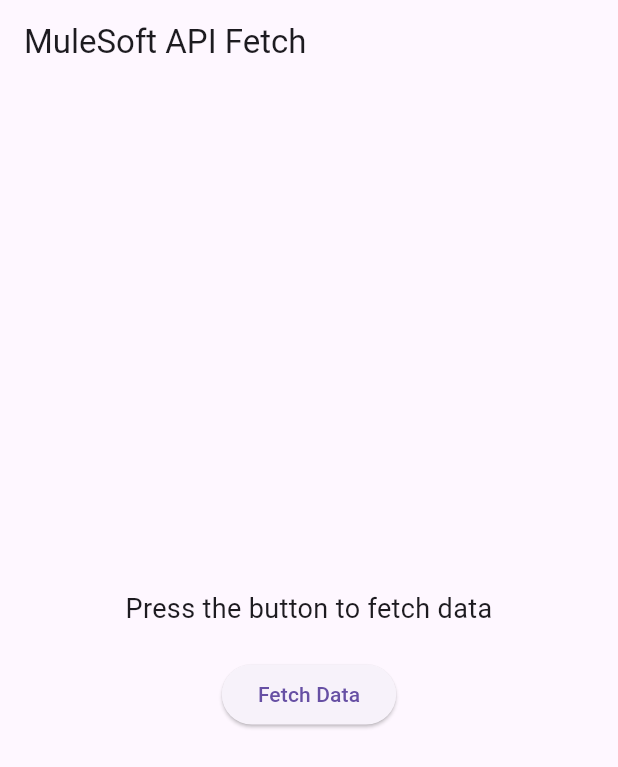
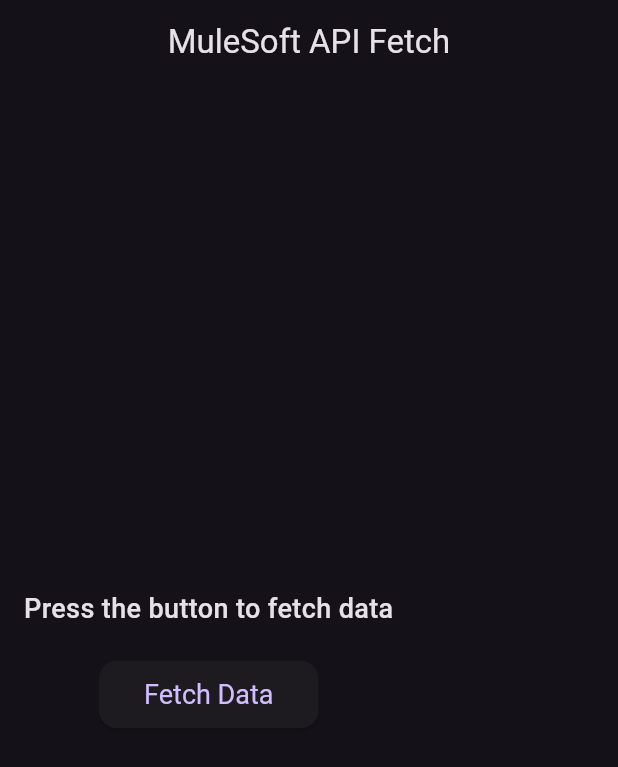
Before and after one commit to sarathgit123/mule-rep, a Flutter app: the screen it shows after launch, on a phone screen of 412 x 824 dp. Shown: the top 767 px of the screen. Run offline on Flutter 3.47's test engine with Material 3 defaults, Android fonts, the phone set to English and light mode, and no system bars.

Commit message:
inter face changed

```diff
--- a/lib/main.dart
+++ b/lib/main.dart
@@ -12,6 +12,7 @@
   Widget build(BuildContext context) {
     return MaterialApp(
       debugShowCheckedModeBanner: false,
+      theme: ThemeData.dark(), // Dark mode for modern look
       home: HomeScreen(),
     );
   }
@@ -24,25 +25,34 @@
 
 class _HomeScreenState extends State<HomeScreen> {
   String _responseText = "Press the button to fetch data";
+  int? _statusCode;
+  bool _isLoading = false; // Track loading state
 
   Future<void> fetchData() async {
-    final url = Uri.parse('https://9877-125-18-213-98.ngrok-free.app/hello/hi'); // Your MuleSoft API
+    setState(() {
+      _isLoading = true;
+      _responseText = "Fetching data...";
+      _statusCode = null;
+    });
+
+    final url = Uri.parse('https://bb50-125-18-213-98.ngrok-free.app/hello/hi'); // Your MuleSoft API
 
     try {
       final response = await http.get(url);
+      setState(() {
+        _statusCode = response.statusCode;
+      });
 
       if (response.statusCode == 200) {
         String contentType = response.headers['content-type'] ?? '';
 
         if (contentType.contains('application/json')) {
-          // Handle JSON Response
           final jsonResponse = jsonDecode(response.body);
           setState(() {
             _responseText = jsonResponse['message'] ?? "No message found";
           });
 
         } else if (contentType.contains('application/xml') || contentType.contains('text/xml')) {
-          // Handle XML Response
           final document = xml.XmlDocument.parse(response.body);
           final message = document.findAllElements('message').isNotEmpty
               ? document.findAllElements('message').single.text
@@ -52,7 +62,6 @@
           });
 
         } else {
-          // Handle Plain Text Response
           setState(() {
             _responseText = response.body.isNotEmpty ? response.body : "Empty response";
           });
@@ -60,32 +69,60 @@
 
       } else {
         setState(() {
-          _responseText = "Failed to load data (Error: ${response.statusCode})";
+          _responseText = "Error ${response.statusCode}: ${response.reasonPhrase}";
         });
       }
     } catch (e) {
       setState(() {
-        _responseText = "Error: $e";
+        _responseText = "Network Error: $e";
+        _statusCode = null;
       });
     }
+
+    setState(() {
+      _isLoading = false; // Stop loading
+    });
   }
 
   @override
   Widget build(BuildContext context) {
     return Scaffold(
-      appBar: AppBar(title: Text('MuleSoft API Fetch')),
-      body: Center(
+      appBar: AppBar(title: Text('MuleSoft API Fetch'), centerTitle: true),
+      body: Padding(
+        padding: const EdgeInsets.all(16.0),
         child: Column(
           mainAxisAlignment: MainAxisAlignment.center,
+          crossAxisAlignment: CrossAxisAlignment.center,
           children: [
-            Text(
-              _responseText,
-              textAlign: TextAlign.center,
-              style: TextStyle(fontSize: 18),
+            _isLoading
+                ? CircularProgressIndicator() // Show loader when fetching
+                : Column(
+              children: [
+                Text(
+                  _responseText,
+                  textAlign: TextAlign.center,
+                  style: TextStyle(fontSize: 18, fontWeight: FontWeight.w500),
+                ),
+                if (_statusCode != null) // Show status code if available
+                  Padding(
+                    padding: const EdgeInsets.only(top: 10),
+                    child: Text(
+                      "Status Code: $_statusCode",
+                      style: TextStyle(fontSize: 16, color: Colors.grey),
+                    ),
+                  ),
+              ],
             ),
             SizedBox(height: 20),
             ElevatedButton(
-              onPressed: fetchData,
+              onPressed: _isLoading ? null : fetchData, // Disable when loading
+              style: ElevatedButton.styleFrom(
+                padding: EdgeInsets.symmetric(horizontal: 30, vertical: 12),
+                textStyle: TextStyle(fontSize: 18),
+                shape: RoundedRectangleBorder(
+                  borderRadius: BorderRadius.circular(12),
+                ),
+              ),
               child: Text("Fetch Data"),
             ),
           ],
```
